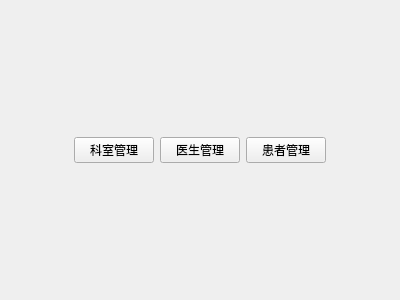
Old version of the form welcomeview.ui in the repository byan2490357105/lab3.
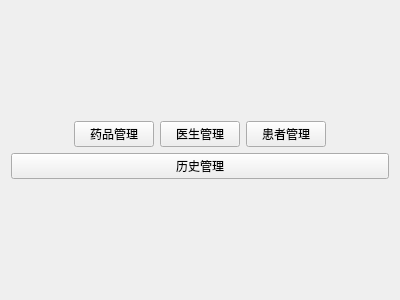
New version of the form.

```diff
--- a/welcomeview.ui
+++ b/welcomeview.ui
@@ -49,7 +49,7 @@
          <item>
           <widget class="QPushButton" name="Department">
            <property name="text">
-            <string>科室管理</string>
+            <string>药品管理</string>
            </property>
           </widget>
          </item>
@@ -84,6 +84,13 @@
        </item>
       </layout>
      </item>
+     <item>
+      <widget class="QPushButton" name="History">
+       <property name="text">
+        <string>历史管理</string>
+       </property>
+      </widget>
+     </item>
      <item>
       <spacer name="verticalSpacer_2">
        <property name="orientation">
```
Left out of the diff: 2 changed lines with no effect on the pictures.
